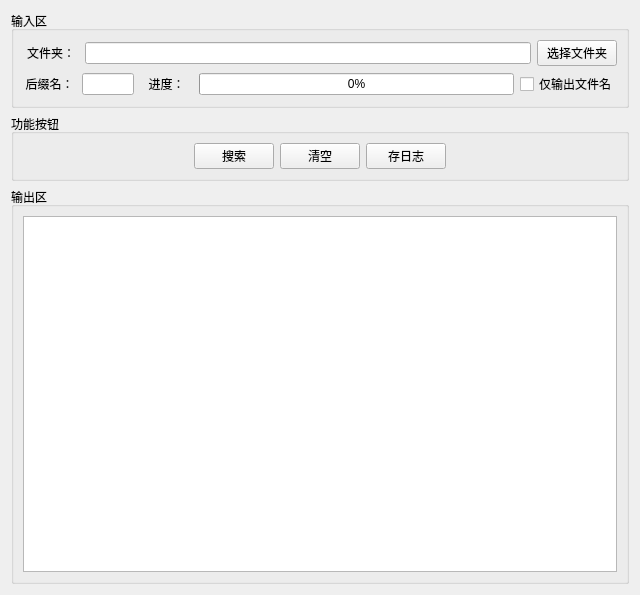
This is Demo/Search.ui in LeoJiaGeng/JiaGengXiong-Python-Files as Qt 5 draws it before an edit. The edited form follows.
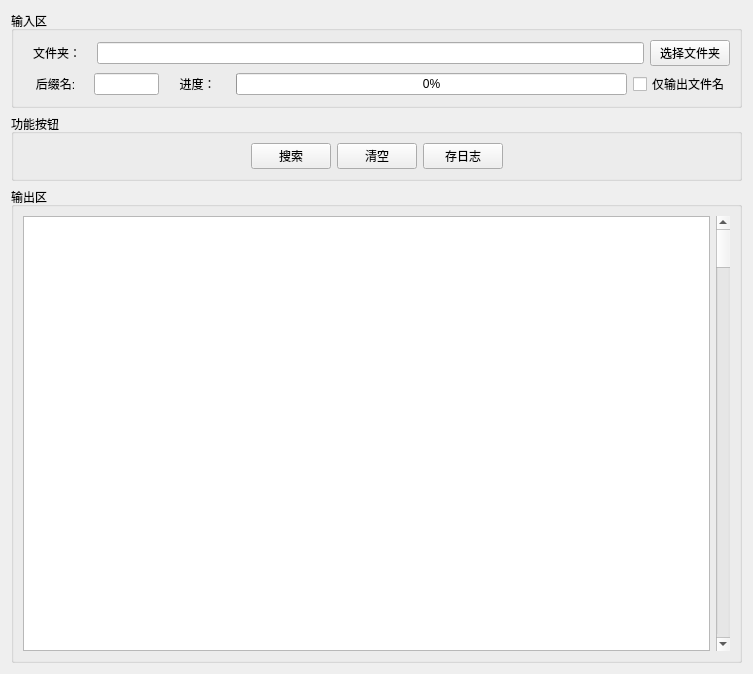
This is the edited form. Icons and pictures are not drawn.

```diff
--- a/Demo/Search.ui
+++ b/Demo/Search.ui
@@ -6,8 +6,8 @@
    <rect>
     <x>0</x>
     <y>0</y>
-    <width>640</width>
-    <height>595</height>
+    <width>753</width>
+    <height>674</height>
    </rect>
   </property>
   <property name="windowTitle">
@@ -49,7 +49,10 @@
         <item>
          <widget class="QLabel" name="label_2">
           <property name="text">
-           <string>后缀名：</string>
+           <string>后缀名:</string>
+          </property>
+          <property name="pixmap">
+           <pixmap>:/ico/pictures/icos/DM_20230815124713_024.png</pixmap>
           </property>
           <property name="alignment">
            <set>Qt::AlignCenter</set>
@@ -169,9 +172,23 @@
      <property name="title">
       <string>输出区</string>
      </property>
-     <layout class="QVBoxLayout" name="verticalLayout_3">
+     <layout class="QHBoxLayout" name="horizontalLayout_4">
       <item>
-       <widget class="QTextBrowser" name="content_show"/>
+       <widget class="QTextBrowser" name="content_show">
+        <property name="styleSheet">
+         <string notr="true">QPlainTextEdit{
+	backgroud-color:rgb(255, 255, 127);
+	color:rgb(85, 255, 0);
+}</string>
+        </property>
+       </widget>
+      </item>
+      <item>
+       <widget class="QScrollBar" name="verticalScrollBar">
+        <property name="orientation">
+         <enum>Qt::Vertical</enum>
+        </property>
+       </widget>
       </item>
      </layout>
     </widget>
```
Left out of the diff: 4 changed lines with no effect on the pictures.
